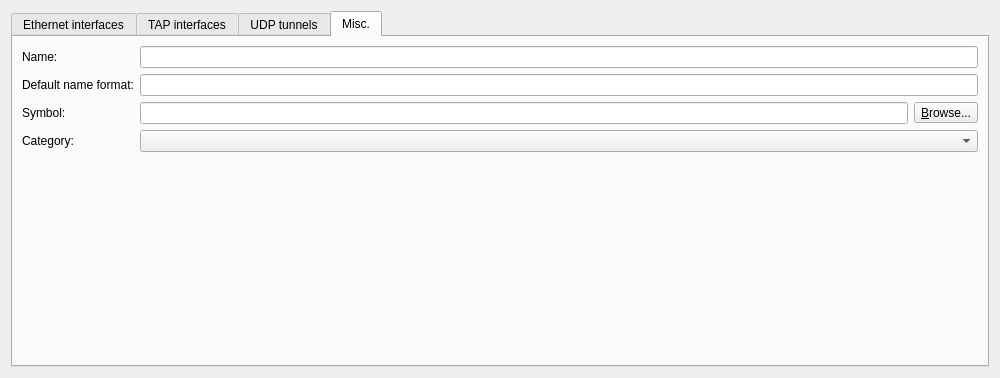
Above: gns3/modules/builtin/ui/cloud_configuration_page.ui from GNS3/gns3-gui before the change. Below: the same form after it.
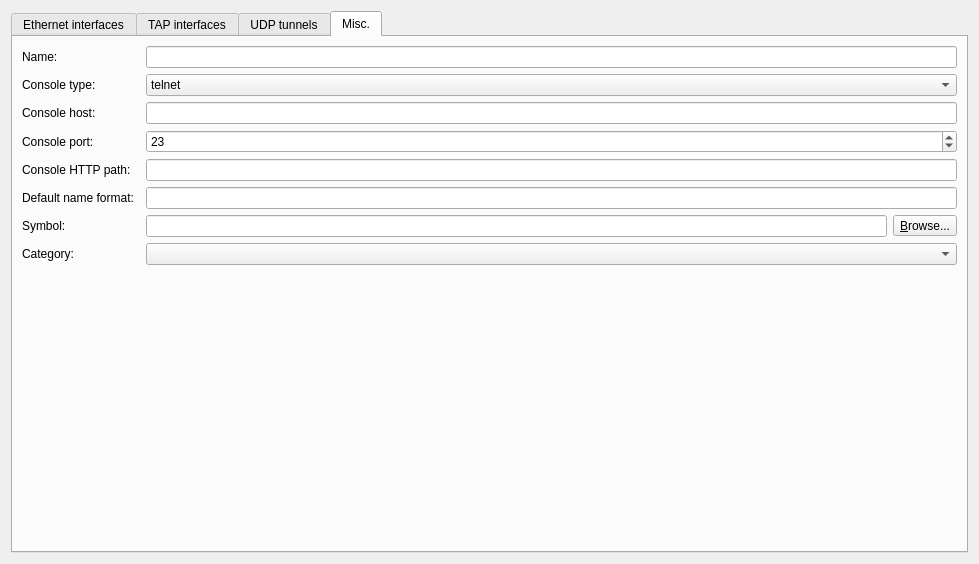
That is the form after the change. The open tabs and pages were chosen to show the change.

Commit message: Console support for clouds (to connect to external devices or services). Fixes #2500.

Diff of the .ui file:
```diff
--- a/gns3/modules/builtin/ui/cloud_configuration_page.ui
+++ b/gns3/modules/builtin/ui/cloud_configuration_page.ui
@@ -6,8 +6,8 @@
    <rect>
     <x>0</x>
     <y>0</y>
-    <width>1000</width>
-    <height>378</height>
+    <width>979</width>
+    <height>564</height>
    </rect>
   </property>
   <property name="windowTitle">
@@ -390,6 +390,19 @@
        <string>Misc.</string>
       </attribute>
       <layout class="QGridLayout" name="gridLayout">
+       <item row="3" column="2">
+        <widget class="QSpinBox" name="uiConsolePortSpinBox">
+         <property name="minimum">
+          <number>1</number>
+         </property>
+         <property name="maximum">
+          <number>65535</number>
+         </property>
+         <property name="value">
+          <number>23</number>
+         </property>
+        </widget>
+       </item>
        <item row="0" column="0">
         <widget class="QLabel" name="uiNameLabel">
          <property name="text">
@@ -400,24 +413,64 @@
        <item row="0" column="2">
         <widget class="QLineEdit" name="uiNameLineEdit"/>
        </item>
-       <item row="1" column="0" colspan="2">
+       <item row="2" column="0">
+        <widget class="QLabel" name="uiConsoleHostLabel">
+         <property name="text">
+          <string>Console host:</string>
+         </property>
+        </widget>
+       </item>
+       <item row="2" column="2">
+        <widget class="QLineEdit" name="uiConsoleHostLineEdit"/>
+       </item>
+       <item row="3" column="0">
+        <widget class="QLabel" name="labeluiConsolePortLabel">
+         <property name="text">
+          <string>Console port:</string>
+         </property>
+        </widget>
+       </item>
+       <item row="5" column="0">
+        <widget class="QLabel" name="uiConsoleHttpPathLabel">
+         <property name="text">
+          <string>Console HTTP path:</string>
+         </property>
+        </widget>
+       </item>
+       <item row="5" column="2">
+        <widget class="QLineEdit" name="uiConsoleHttpPathLineEdit"/>
+       </item>
+       <item row="6" column="0">
         <widget class="QLabel" name="uiDefaultNameFormatLabel">
          <property name="text">
           <string>Default name format:</string>
          </property>
         </widget>
        </item>
-       <item row="1" column="2">
+       <item row="6" column="2">
         <widget class="QLineEdit" name="uiDefaultNameFormatLineEdit"/>
        </item>
-       <item row="2" column="0" colspan="2">
+       <item row="7" column="0">
         <widget class="QLabel" name="uiSymbolLabel">
          <property name="text">
           <string>Symbol:</string>
          </property>
         </widget>
        </item>
-       <item row="2" column="2">
+       <item row="9" column="0" colspan="3">
+        <spacer name="verticalSpacer">
+         <property name="orientation">
+          <enum>Qt::Vertical</enum>
+         </property>
+         <property name="sizeHint" stdset="0">
+          <size>
+           <width>20</width>
+           <height>399</height>
+          </size>
+         </property>
+        </spacer>
+       </item>
+       <item row="7" column="2">
         <layout class="QHBoxLayout" name="horizontalLayout_7">
          <item>
           <widget class="QLineEdit" name="uiSymbolLineEdit"/>
@@ -434,28 +487,56 @@
          </item>
         </layout>
        </item>
-       <item row="3" column="0" colspan="2">
+       <item row="8" column="0">
         <widget class="QLabel" name="uiCategoryLabel">
          <property name="text">
           <string>Category:</string>
          </property>
         </widget>
        </item>
-       <item row="3" column="2">
+       <item row="8" column="2">
         <widget class="QComboBox" name="uiCategoryComboBox"/>
        </item>
-       <item row="4" column="1" colspan="2">
-        <spacer name="verticalSpacer">
-         <property name="orientation">
-          <enum>Qt::Vertical</enum>
+       <item row="1" column="0">
+        <widget class="QLabel" name="uiConsoleTypeLabel">
+         <property name="text">
+          <string>Console type:</string>
          </property>
-         <property name="sizeHint" stdset="0">
-          <size>
-           <width>20</width>
-           <height>399</height>
-          </size>
-         </property>
-        </spacer>
+        </widget>
+       </item>
+       <item row="1" column="2">
+        <widget class="QComboBox" name="uiConsoleTypeComboBox">
+         <item>
+          <property name="text">
+           <string>telnet</string>
+          </property>
+         </item>
+         <item>
+          <property name="text">
+           <string>vnc</string>
+          </property>
+         </item>
+         <item>
+          <property name="text">
+           <string>spice</string>
+          </property>
+         </item>
+         <item>
+          <property name="text">
+           <string>http</string>
+          </property>
+         </item>
+         <item>
+          <property name="text">
+           <string>https</string>
+          </property>
+         </item>
+         <item>
+          <property name="text">
+           <string>none</string>
+          </property>
+         </item>
+        </widget>
        </item>
       </layout>
      </widget>
```
Left out of the diff: 15 changed lines with no effect on the pictures. The commit also changes 7 other files.
